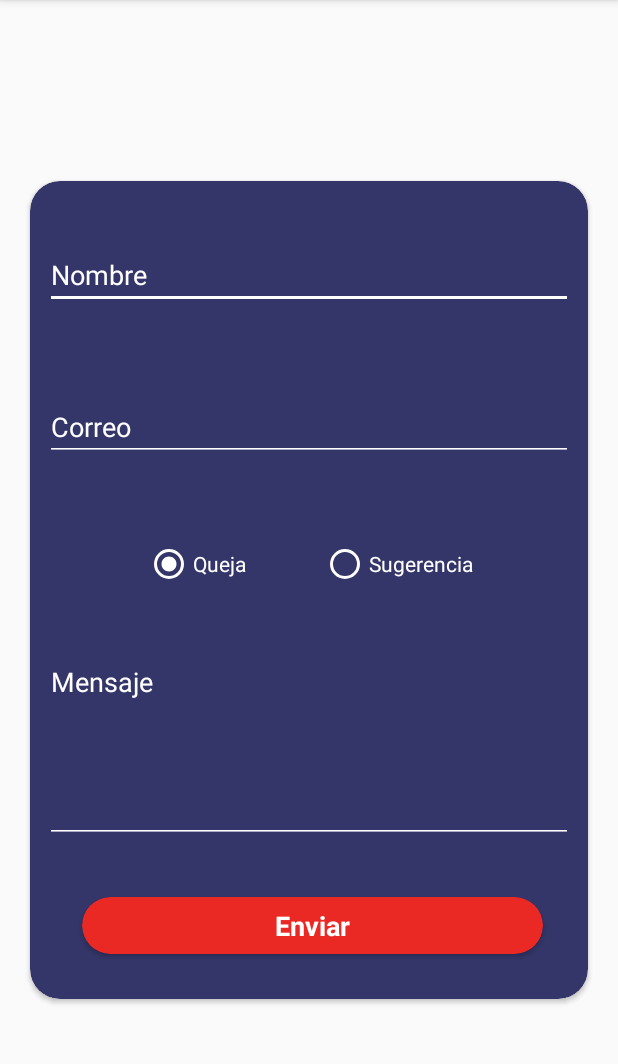
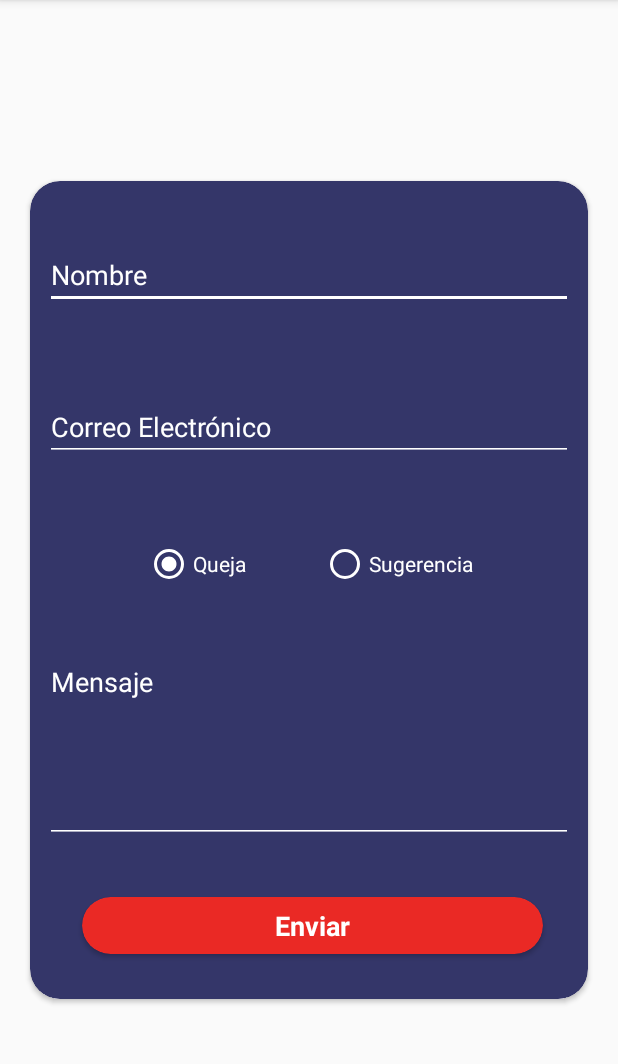
Before and after one commit to VicenteAguileraPerez/IntegraTec, an Android app: the ComplaintSuggestionsActivity screen opened directly, with no data from a screen before it, on a phone screen of 412 x 824 dp, the part 84-1148 px from its top. Run offline under Robolectric (Android 15) with nearby library versions, the phone set to English and light mode, and no system bars.

Commit message:
[Mod]Colors.xml

```diff
--- a/app/src/main/res/layout/activity_complain_suggestions.xml
+++ b/app/src/main/res/layout/activity_complain_suggestions.xml
@@ -27,7 +27,7 @@
                 android:layout_height="match_parent"
                 android:layout_margin="20dp"
                 android:elevation="1dp"
-                app:cardBackgroundColor="#343669"
+                app:cardBackgroundColor="@color/colorPrimaryDark"
                 app:cardCornerRadius="20dp"
                 app:layout_constraintBottom_toBottomOf="parent"
                 app:layout_constraintEnd_toEndOf="parent"
@@ -55,10 +55,10 @@
                             android:id="@+id/radioButton_queja"
                             android:layout_width="wrap_content"
                             android:layout_height="wrap_content"
-                            android:buttonTint="#FFFFFF"
+                            android:buttonTint="@color/white"
                             android:checked="true"
                             android:text="@string/queja"
-                            android:textColor="#FFFFFF" />
+                            android:textColor="@color/white" />
 
 
                         <Space
@@ -69,9 +69,9 @@
                             android:id="@+id/radioButton_sugerencia"
                             android:layout_width="wrap_content"
                             android:layout_height="wrap_content"
-                            android:buttonTint="#FFFFFF"
+                            android:buttonTint="@color/white"
                             android:text="@string/sugerencia"
-                            android:textColor="#FFFFFF" />
+                            android:textColor="@color/white" />
                     </RadioGroup>
 
                     <EditText
@@ -79,14 +79,14 @@
                         android:layout_width="match_parent"
                         android:layout_height="130dp"
                         android:layout_margin="10dp"
-                        android:backgroundTint="#FFFFFF"
+                        android:backgroundTint="@color/white"
                         android:ems="10"
                         android:gravity="start|top"
                         android:hint="@string/mensaje"
                         android:importantForAutofill="no"
                         android:inputType="textMultiLine"
-                        android:textColor="#FFFFFF"
-                        android:textColorHint="#FFFFFF"
+                        android:textColor="@color/white"
+                        android:textColorHint="@color/white"
                         app:layout_constraintBottom_toTopOf="@+id/guideline2"
                         app:layout_constraintEnd_toEndOf="parent"
                         app:layout_constraintStart_toStartOf="parent"
@@ -98,12 +98,12 @@
                         android:layout_height="40dp"
                         android:layout_margin="10dp"
                         android:autofillHints=""
-                        android:backgroundTint="#FFFFFF"
+                        android:backgroundTint="@color/white"
                         android:ems="10"
-                        android:hint="Correo"
+                        android:hint="@string/email"
                         android:inputType="textEmailAddress"
-                        android:textColor="#FFFFFF"
-                        android:textColorHint="#FFFFFF"
+                        android:textColor="@color/white"
+                        android:textColorHint="@color/white"
                         app:layout_constraintBottom_toTopOf="@+id/guideline6"
                         app:layout_constraintEnd_toEndOf="parent"
                         app:layout_constraintStart_toStartOf="parent"
@@ -114,13 +114,13 @@
                         android:layout_width="match_parent"
                         android:layout_height="40dp"
                         android:layout_margin="10dp"
-                        android:backgroundTint="#FFFFFF"
+                        android:backgroundTint="@color/white"
                         android:ems="10"
                         android:hint="@string/nombre"
                         android:importantForAutofill="no"
                         android:inputType="textCapWords"
-                        android:textColor="#FFFFFF"
-                        android:textColorHint="#FFFFFF"
+                        android:textColor="@color/white"
+                        android:textColorHint="@color/white"
                         app:layout_constraintBottom_toTopOf="@+id/guideline4"
                         app:layout_constraintEnd_toEndOf="parent"
                         app:layout_constraintStart_toStartOf="parent"
@@ -181,7 +181,7 @@
                         android:layout_width="307dp"
                         android:layout_height="38dp"
                         android:layout_gravity="center"
-                        app:cardBackgroundColor="#EA2925"
+                        app:cardBackgroundColor="@color/background_red"
                         app:cardCornerRadius="20dp"
                         app:layout_constraintBottom_toTopOf="@+id/guideline"
                         app:layout_constraintEnd_toStartOf="@+id/guideline8"
@@ -197,7 +197,7 @@
                                 android:layout_width="wrap_content"
                                 android:layout_height="wrap_content"
                                 android:text="@string/enviar"
-                                android:textColor="@android:color/background_light"
+                                android:textColor="@color/white"
                                 android:textSize="18sp"
                                 android:textStyle="bold"
                                 app:layout_constraintBottom_toBottomOf="parent"
--- a/app/src/main/res/layout/activity_options.xml
+++ b/app/src/main/res/layout/activity_options.xml
@@ -92,7 +92,7 @@
         android:layout_height="0dp"
         android:gravity="center|center_horizontal|center_vertical"
         android:text="@string/SaludoAsesor"
-        android:textColor="@android:color/background_light"
+        android:textColor="@color/white"
         android:textSize="22sp"
         android:textStyle="bold"
         android:translationZ="5dp"
@@ -106,7 +106,7 @@
         android:layout_width="0dp"
         android:layout_height="0dp"
         android:translationZ="-10dp"
-        app:cardBackgroundColor="#343669"
+        app:cardBackgroundColor="@color/colorPrimaryDark"
         app:cardCornerRadius="0dp"
         app:layout_constraintBottom_toTopOf="@+id/guidelineH3"
         app:layout_constraintEnd_toEndOf="parent"
--- a/app/src/main/res/layout/activity_splash_screen.xml
+++ b/app/src/main/res/layout/activity_splash_screen.xml
@@ -43,7 +43,7 @@
       android:id="@+id/textView_IntegraTec"
       android:layout_width="wrap_content"
       android:layout_height="wrap_content"
-      android:textColor="#FFFFFF"
+      android:textColor="@color/white"
       android:textSize="40sp"
       app:layout_constraintBottom_toTopOf="@+id/guideline3"
       app:layout_constraintEnd_toEndOf="parent"
--- a/app/src/main/res/values/colors.xml
+++ b/app/src/main/res/values/colors.xml
@@ -10,4 +10,7 @@
     <color name="color_blue1">#4525F2</color>
     <color name="white">#FFFFFF</color>
 
+    <color name="background_red">#EA2925</color>
+
+
 </resources>
--- a/app/src/main/res/values/strings.xml
+++ b/app/src/main/res/values/strings.xml
@@ -56,4 +56,5 @@
     <!--about -->
     <string name="acerca_de">Acerca de</string>
 
+
 </resources>
```
Also changed, not shown: app/src/main/res/layout/activity_main_adviser_app.xml (+18 -19 lines), app/src/main/res/layout/fragment_login.xml (+6 -6 lines), app/src/main/res/layout/fragment_sign_in.xml (+6 -6 lines), app/src/main/res/layout/fragment_sign_in_two.xml (+4 -4 lines).
